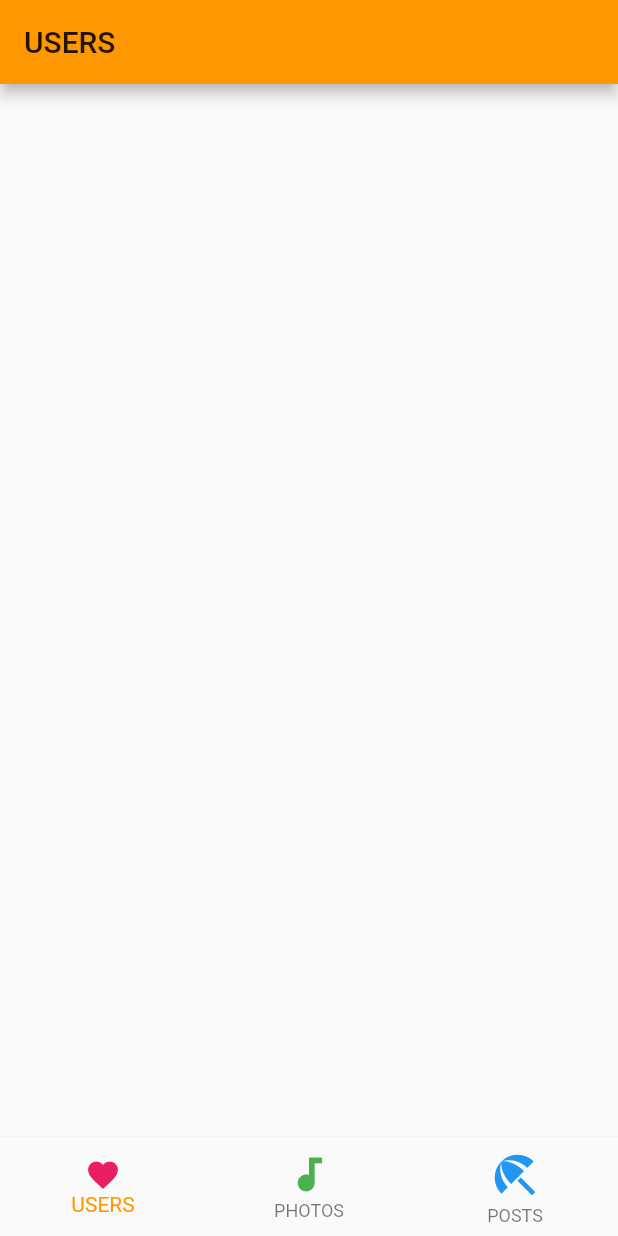
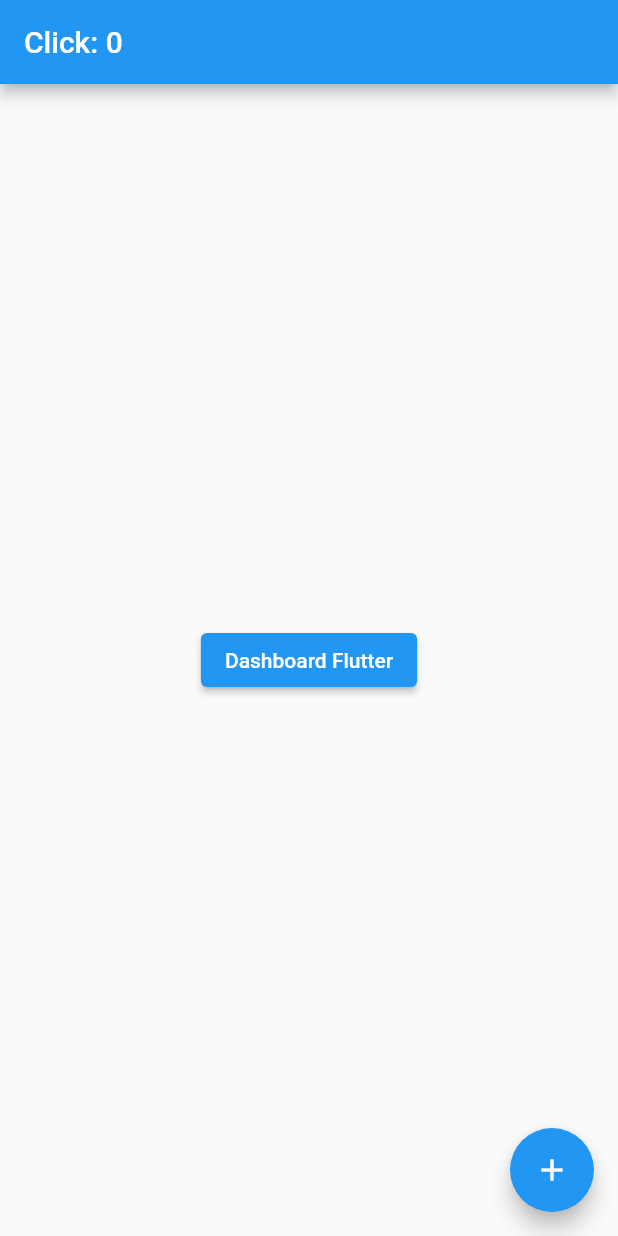
Before and after one commit to cuongtq4998/flutter_lab, a Flutter app: the screen it shows after launch, on a phone screen of 412 x 824 dp. Run offline on Flutter 3.47's test engine with Material 2 defaults, Android fonts, the phone set to English and light mode, and no system bars; our stand-ins replace get; generated files the repository leaves out were written again.

```diff
--- /dev/null
+++ b/flutter_base/l10n.yaml
@@ -0,0 +1,3 @@
+arb-dir: lib/l10n
+template-arb-file: app_en.arb
+output-localization-file: app_localizations.dart
--- /dev/null
+++ b/flutter_base/lib/l10n/app_en.arb
@@ -0,0 +1,6 @@
+{
+    "appTitle": "Dashboard Flutter",
+    "bottomNaviUser": "USERS",
+    "bottomNaviPhotos": "PHOTOS",
+    "bottomNaviPost": "POSTS"
+}
--- a/flutter_base/lib/src/app.dart
+++ /dev/null
@@ -1,13 +0,0 @@
-import 'package:flutter/material.dart';
-import 'package:flutter_base/src/ui/HomePage.dart';
-
-class MyMaterialApp extends StatelessWidget {
-  @override
-  Widget build(BuildContext context) {
-    return MaterialApp(
-        title: "APP",
-        debugShowCheckedModeBanner: false,
-        theme: new ThemeData(primarySwatch: Colors.orange),
-        home: HomePage());
-  }
-}
--- /dev/null
+++ b/flutter_base/lib/src/ui/Dashboard/DashboardController.dart
@@ -0,0 +1,6 @@
+import 'package:get/get.dart';
+
+class DashboardController extends GetxController {
+  var count = 0.obs;
+  increment() => count++;
+}
--- /dev/null
+++ b/flutter_base/lib/src/ui/Dashboard/DashboardView.dart
@@ -0,0 +1,22 @@
+import 'package:flutter/material.dart';
+import 'package:flutter_base/src/ui/Dashboard/DashboardController.dart';
+import 'package:flutter_base/src/ui/HomePage.dart';
+import 'package:get/get.dart';
+import 'package:flutter_gen/gen_l10n/app_localizations.dart';
+
+class DashboardView extends StatelessWidget {
+  @override
+  Widget build(BuildContext context) {
+    var title = AppLocalizations.of(context);
+    final DashboardController controller = Get.put(DashboardController());
+
+    return Scaffold(
+        appBar: AppBar(title: Obx(() => Text("Click: ${controller.count}"))),
+        body: Center(
+            child: ElevatedButton(
+                child: Text(title.appTitle),
+                onPressed: () => Get.to(HomePage()))),
+        floatingActionButton: FloatingActionButton(
+            child: Icon(Icons.add), onPressed: controller.increment));
+  }
+}
```
Also changed, not shown: flutter_base/lib/main.dart (+76 -3 lines), flutter_base/lib/util/Locazitions.dart (added, +9 -0 lines), flutter_base/lib/widget/hello_cart.dart (added, +77 -0 lines), flutter_base/pubspec.yaml (+5 -4 lines), flutter_base/lib/src/ui/HomePage.dart (line endings or trailing spaces), flutter_base/pubspec.lock.
